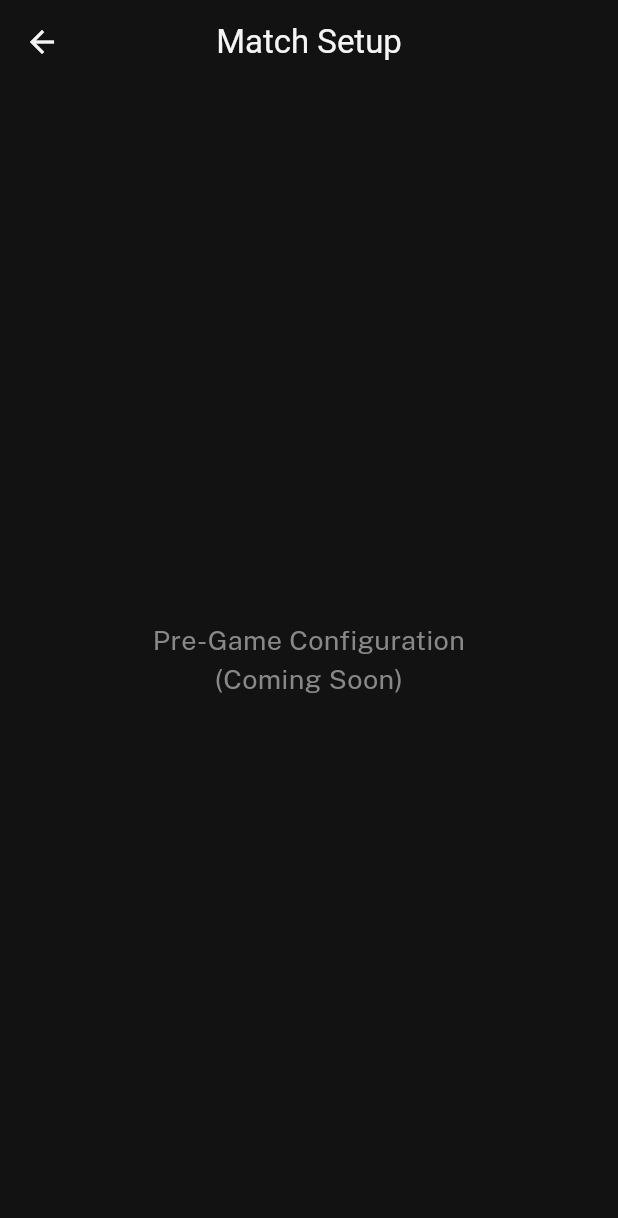
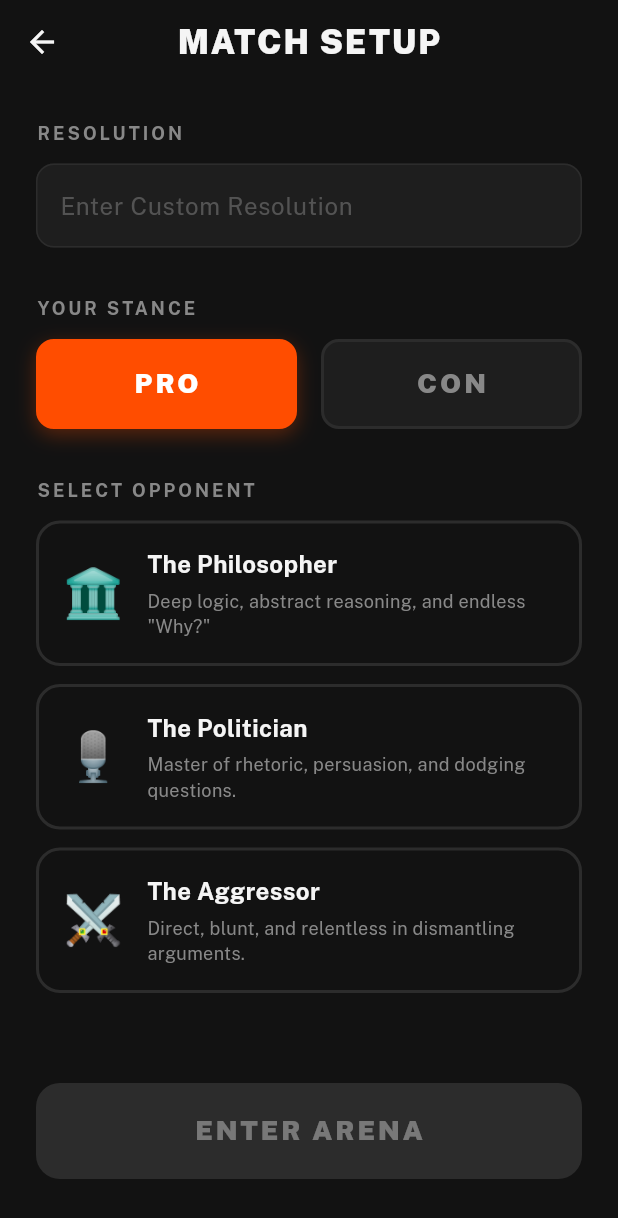
Before and after one commit to Abdulrehman0911/DebateME, a Flutter app: the PreGameScreen screen opened directly, on a phone screen of 412 x 824 dp. Shown: the top 1218 px of the screen. Run offline on Flutter 3.47's test engine with Material 3 defaults, Android fonts, the phone set to English and light mode, and no system bars; our stand-ins replace google_fonts.

Commit message:
feat: implement pre-game match setup skeleton and arena routing

```diff
--- /dev/null
+++ b/lib/features/arena/arena_screen.dart
@@ -0,0 +1,54 @@
+import 'package:flutter/material.dart';
+import '../../core/constants/app_colors.dart';
+import 'package:google_fonts/google_fonts.dart';
+
+class ArenaScreen extends StatelessWidget {
+  const ArenaScreen({super.key});
+
+  @override
+  Widget build(BuildContext context) {
+    return Scaffold(
+      backgroundColor: AppColors.background,
+      appBar: AppBar(
+        backgroundColor: Colors.transparent,
+        elevation: 0,
+        title: Text(
+          'DEBATE ARENA',
+          style: GoogleFonts.publicSans(
+            fontWeight: FontWeight.w900,
+            fontStyle: FontStyle.italic,
+          ),
+        ),
+      ),
+      body: Center(
+        child: Column(
+          mainAxisAlignment: MainAxisAlignment.center,
+          children: [
+            const Icon(
+              Icons.gavel_rounded,
+              size: 80,
+              color: AppColors.accent,
+            ),
+            const SizedBox(height: 24),
+            Text(
+              'ARENA READY',
+              style: GoogleFonts.publicSans(
+                color: AppColors.primaryText,
+                fontSize: 24,
+                fontWeight: FontWeight.bold,
+              ),
+            ),
+            const SizedBox(height: 8),
+            Text(
+              'Waiting for debate initialization...',
+              style: GoogleFonts.publicSans(
+                color: AppColors.secondaryText,
+                fontSize: 16,
+              ),
+            ),
+          ],
+        ),
+      ),
+    );
+  }
+}
--- a/lib/features/game/pre_game_screen.dart
+++ /dev/null
@@ -1,28 +0,0 @@
-import 'package:flutter/material.dart';
-import '../../core/constants/app_colors.dart';
-
-class PreGameScreen extends StatelessWidget {
-  const PreGameScreen({super.key});
-
-  @override
-  Widget build(BuildContext context) {
-    return Scaffold(
-      backgroundColor: AppColors.background,
-      appBar: AppBar(
-        backgroundColor: Colors.transparent,
-        elevation: 0,
-        title: const Text('Match Setup'),
-      ),
-      body: const Center(
-        child: Text(
-          'Pre-Game Configuration\n(Coming Soon)',
-          textAlign: TextAlign.center,
-          style: TextStyle(
-            color: AppColors.secondaryText,
-            fontSize: 18,
-          ),
-        ),
-      ),
-    );
-  }
-}
--- a/lib/features/home/home_screen.dart
+++ b/lib/features/home/home_screen.dart
@@ -1,7 +1,7 @@
 import 'package:flutter/material.dart';
 import 'package:google_fonts/google_fonts.dart';
 import '../../core/constants/app_colors.dart';
-import '../game/pre_game_screen.dart';
+import '../match_setup/pre_game_screen.dart';
 
 class HomeScreen extends StatelessWidget {
   const HomeScreen({super.key});
--- /dev/null
+++ b/lib/features/match_setup/pre_game_screen.dart
@@ -0,0 +1,258 @@
+import 'package:flutter/material.dart';
+import 'package:google_fonts/google_fonts.dart';
+import '../../core/constants/app_colors.dart';
+import '../arena/arena_screen.dart';
+
+class PreGameScreen extends StatefulWidget {
+  const PreGameScreen({super.key});
+
+  @override
+  State<PreGameScreen> createState() => _PreGameScreenState();
+}
+
+class _PreGameScreenState extends State<PreGameScreen> {
+  final TextEditingController _resolutionController = TextEditingController();
+  String _selectedStance = 'PRO'; // Default to PRO
+  String? _selectedOpponent;
+
+  final List<Map<String, String>> _opponents = [
+    {
+      'name': 'The Philosopher',
+      'description': 'Deep logic, abstract reasoning, and endless "Why?"',
+      'icon': '🏛️',
+    },
+    {
+      'name': 'The Politician',
+      'description': 'Master of rhetoric, persuasion, and dodging questions.',
+      'icon': '🎙️',
+    },
+    {
+      'name': 'The Aggressor',
+      'description': 'Direct, blunt, and relentless in dismantling arguments.',
+      'icon': '⚔️',
+    },
+  ];
+
+  @override
+  void dispose() {
+    _resolutionController.dispose();
+    super.dispose();
+  }
+
+  @override
+  Widget build(BuildContext context) {
+    return Scaffold(
+      backgroundColor: AppColors.background,
+      appBar: AppBar(
+        backgroundColor: Colors.transparent,
+        elevation: 0,
+        title: Text(
+          'MATCH SETUP',
+          style: GoogleFonts.publicSans(
+            fontWeight: FontWeight.w900,
+            letterSpacing: 1.2,
+          ),
+        ),
+      ),
+      body: SingleChildScrollView(
+        padding: const EdgeInsets.all(24.0),
+        child: Column(
+          crossAxisAlignment: CrossAxisAlignment.start,
+          children: [
+            _buildSectionTitle('RESOLUTION'),
+            const SizedBox(height: 12),
+            _buildResolutionInput(),
+            const SizedBox(height: 32),
+            _buildSectionTitle('YOUR STANCE'),
+            const SizedBox(height: 12),
+            _buildStanceSelector(),
+            const SizedBox(height: 32),
+            _buildSectionTitle('SELECT OPPONENT'),
+            const SizedBox(height: 12),
+            _buildOpponentSelector(),
+            const SizedBox(height: 48),
+            _buildEnterArenaButton(),
+          ],
+        ),
+      ),
+    );
+  }
+
+  Widget _buildSectionTitle(String title) {
+    return Text(
+      title,
+      style: GoogleFonts.publicSans(
+        color: AppColors.secondaryText,
+        fontSize: 12,
+        fontWeight: FontWeight.bold,
+        letterSpacing: 2.0,
+      ),
+    );
+  }
+
+  Widget _buildResolutionInput() {
+    return TextField(
+      controller: _resolutionController,
+      style: GoogleFonts.publicSans(color: AppColors.primaryText),
+      decoration: InputDecoration(
+        hintText: 'Enter Custom Resolution',
+        hintStyle: GoogleFonts.publicSans(color: AppColors.secondaryText.withOpacity(0.5)),
+        filled: true,
+        fillColor: AppColors.surface,
+        border: OutlineInputBorder(
+          borderRadius: BorderRadius.circular(12),
+          borderSide: const BorderSide(color: AppColors.divider),
+        ),
+        enabledBorder: OutlineInputBorder(
+          borderRadius: BorderRadius.circular(12),
+          borderSide: const BorderSide(color: AppColors.divider),
+        ),
+        focusedBorder: OutlineInputBorder(
+          borderRadius: BorderRadius.circular(12),
+          borderSide: const BorderSide(color: AppColors.accent, width: 2),
+        ),
+      ),
+    );
+  }
+
+  Widget _buildStanceSelector() {
+    return Row(
+      children: [
+        Expanded(
+          child: _buildStanceButton('PRO', AppColors.accent),
+        ),
+        const SizedBox(width: 16),
+        Expanded(
+          child: _buildStanceButton('CON', Colors.blueGrey),
+        ),
+      ],
+    );
+  }
+
+  Widget _buildStanceButton(String stance, Color color) {
+    bool isSelected = _selectedStance == stance;
+    return GestureDetector(
+      onTap: () => setState(() => _selectedStance = stance),
+      child: AnimatedContainer(
+        duration: const Duration(milliseconds: 200),
+        height: 60,
+        decoration: BoxDecoration(
+          color: isSelected ? color : AppColors.surface,
+          borderRadius: BorderRadius.circular(12),
+          border: Border.all(
+            color: isSelected ? color : AppColors.divider,
+            width: 2,
+          ),
+          boxShadow: isSelected
+              ? [BoxShadow(color: color.withOpacity(0.3), blurRadius: 10, offset: const Offset(0, 4))]
+              : [],
+        ),
+        alignment: Alignment.center,
+        child: Text(
+          stance,
+          style: GoogleFonts.publicSans(
+            color: isSelected ? Colors.white : AppColors.secondaryText,
+            fontWeight: FontWeight.w900,
+            fontSize: 18,
+            letterSpacing: 2,
+          ),
+        ),
+      ),
+    );
+  }
+
+  Widget _buildOpponentSelector() {
+    return Column(
+      children: _opponents.map((opponent) {
+        bool isSelected = _selectedOpponent == opponent['name'];
+        return Padding(
+          padding: const EdgeInsets.only(bottom: 12.0),
+          child: GestureDetector(
+            onTap: () => setState(() => _selectedOpponent = opponent['name']),
+            child: AnimatedContainer(
+              duration: const Duration(milliseconds: 200),
+              padding: const EdgeInsets.all(16),
+              decoration: BoxDecoration(
+                color: isSelected ? AppColors.surface : Colors.transparent,
+                borderRadius: BorderRadius.circular(16),
+                border: Border.all(
+                  color: isSelected ? AppColors.accent : AppColors.divider,
+                  width: 2,
+                ),
+              ),
+              child: Row(
+                children: [
+                  Text(
+                    opponent['icon']!,
+                    style: const TextStyle(fontSize: 32),
+                  ),
+                  const SizedBox(width: 16),
+                  Expanded(
+                    child: Column(
+                      crossAxisAlignment: CrossAxisAlignment.start,
+                      children: [
+                        Text(
+                          opponent['name']!,
+                          style: GoogleFonts.publicSans(
+                            color: AppColors.primaryText,
+                            fontWeight: FontWeight.bold,
+                            fontSize: 16,
+                          ),
+                        ),
+                        const SizedBox(height: 4),
+                        Text(
+                          opponent['description']!,
+                          style: GoogleFonts.publicSans(
+                            color: AppColors.secondaryText,
+                            fontSize: 12,
+                          ),
+                        ),
+                      ],
+                    ),
+                  ),
+                  if (isSelected)
+                    const Icon(Icons.check_circle, color: AppColors.accent),
+                ],
+              ),
+            ),
+          ),
+        );
+      }).toList(),
+    );
+  }
+
+  Widget _buildEnterArenaButton() {
+    bool canProceed = _selectedOpponent != null;
+    return SizedBox(
+      width: double.infinity,
+      height: 64,
+      child: ElevatedButton(
+        onPressed: canProceed
+            ? () {
+                Navigator.push(
+                  context,
+                  MaterialPageRoute(builder: (context) => const ArenaScreen()),
+                );
+              }
+            : null,
+        style: ElevatedButton.styleFrom(
+          backgroundColor: AppColors.accent,
+          foregroundColor: Colors.white,
+          disabledBackgroundColor: AppColors.divider,
+          shape: RoundedRectangleBorder(
+            borderRadius: BorderRadius.circular(16),
+          ),
+          elevation: canProceed ? 8 : 0,
+        ),
+        child: Text(
+          'ENTER ARENA',
+          style: GoogleFonts.publicSans(
+            fontWeight: FontWeight.w900,
+            fontSize: 18,
+            letterSpacing: 2,
+          ),
+        ),
+      ),
+    );
+  }
+}
```
